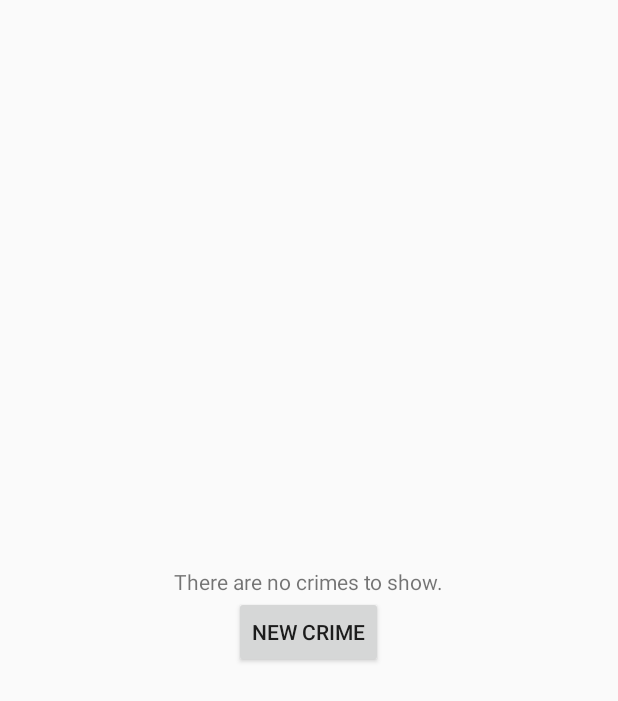
After one commit to ur13l/CriminalIntent, an Android app: the layout fragment_list_crime.xml on its own in the app's theme, with its tools: preview values and no code run, on a phone screen of 412 x 824 dp. The commit adds this screen. Shown: the top 701 px of the screen. Run offline under Robolectric (Android 15) with nearby library versions, the phone set to English and light mode, and no system bars.

Commit message:
Capiulo 17 - Challenge

```diff
--- a/app/build.gradle
+++ b/app/build.gradle
@@ -22,4 +22,6 @@ android {
 dependencies {
     compile fileTree(dir: 'libs', include: ['*.jar'])
     compile 'com.android.support:appcompat-v7:21.0.2'
+
+
 }
--- a/app/src/main/java/com/projects/ur13l/criminalintent/CrimeListActivity.java
+++ b/app/src/main/java/com/projects/ur13l/criminalintent/CrimeListActivity.java
@@ -1,5 +1,6 @@
 package com.projects.ur13l.criminalintent;
 
+import android.os.Bundle;
 import android.support.v4.app.Fragment;
 
 /**
--- /dev/null
+++ b/app/src/main/res/layout/fragment_list_crime.xml
@@ -0,0 +1,35 @@
+<?xml version="1.0" encoding="utf-8"?>
+<LinearLayout xmlns:android="http://schemas.android.com/apk/res/android"
+    android:orientation="vertical"
+    android:layout_width="match_parent"
+    android:layout_height="match_parent"
+    >
+
+    <LinearLayout
+        android:id="@id/android:empty"
+        android:gravity="center"
+        android:orientation="vertical"
+        android:layout_width="match_parent"
+        android:layout_height="match_parent"
+        >
+        <TextView
+            android:id="@+id/emptyTextView"
+            android:layout_height="wrap_content"
+            android:layout_width="wrap_content"
+            android:text="@string/empty"
+            android:layout_gravity="center"/>
+
+        <Button
+            android:id="@+id/emptyButton"
+            android:text="@string/new_crime"
+            android:layout_width="wrap_content"
+            android:layout_height="wrap_content" />
+
+        </LinearLayout>
+
+    <ListView
+        android:id="@id/android:list"
+        android:layout_width="match_parent"
+        android:layout_height="match_parent"
+        ></ListView>
+</LinearLayout>
--- /dev/null
+++ b/app/src/main/res/menu/crime_list_item_context.xml
@@ -0,0 +1,4 @@
+<?xml version="1.0" encoding="utf-8"?>
+<menu xmlns:android="http://schemas.android.com/apk/res/android">
+
+</menu>
--- a/app/src/main/res/values/strings.xml
+++ b/app/src/main/res/values/strings.xml
@@ -13,5 +13,10 @@
     <string name="radio_time">Change crime\'s time</string>
     <string name="choice_title">Choice an option:</string>
     <string name="toast_choice">You must select one option.</string>
-
+    <string name="new_crime">New Crime</string>
+    <string name="show_subtitle">Show subtitle</string>
+    <string name="hide_subtitle">Hide subtitle</string>
+    <string name="subtitle">If you see something, say something.</string>
+    <string name="delete_crime">Delete</string>
+    <string name="empty">There are no crimes to show.</string>
 </resources>
--- a/app/src/main/res/values/styles.xml
+++ b/app/src/main/res/values/styles.xml
@@ -1,8 +1,10 @@
 <resources>
 
     <!-- Base application theme. -->
-    <style name="AppTheme" parent="Theme.AppCompat.Light.DarkActionBar">
-        <!-- Customize your theme here. -->
+    <style name="AppTheme" parent="Theme.AppCompat.Light.DarkActionBar" >
+        <item name="actionBarStyle">@style/Widget.AppCompat.ActionBar.Solid</item>
+
+        <!-- ...and here we setting appcompat’s color theming attrs -->
     </style>
 
 </resources>
```
Also changed, not shown: app/src/main/AndroidManifest.xml (+7 -2 lines), app/src/main/java/com/projects/ur13l/criminalintent/Crime.java (+28 -0 lines), app/src/main/java/com/projects/ur13l/criminalintent/CrimeFragment.java (+29 -2 lines), app/src/main/java/com/projects/ur13l/criminalintent/CrimeLab.java (+30 -6 lines), app/src/main/java/com/projects/ur13l/criminalintent/CrimeListFragment.java (+75 -3 lines), app/src/main/java/com/projects/ur13l/criminalintent/CriminalIntentJSONSerializer.java (added, +99 -0 lines), app/src/main/java/com/projects/ur13l/criminalintent/DatePickerFragment.java (+12 -2 lines), app/src/main/java/com/projects/ur13l/criminalintent/SingleFragmentActivity.java (+10 -1 lines), app/src/main/res/layout/toolbar.xml (added, +7 -0 lines), app/src/main/res/menu-v11/fragment_crime_list.xml (added, +13 -0 lines), app/src/main/res/menu/fragment_crime_list.xml (added, +10 -0 lines).
